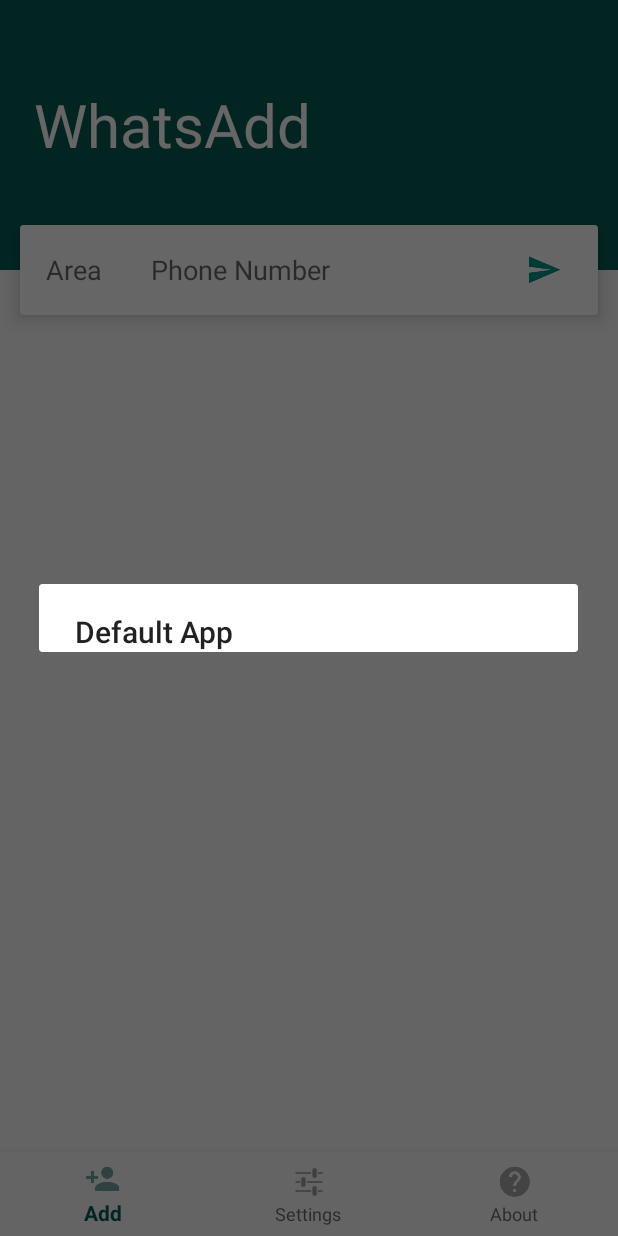
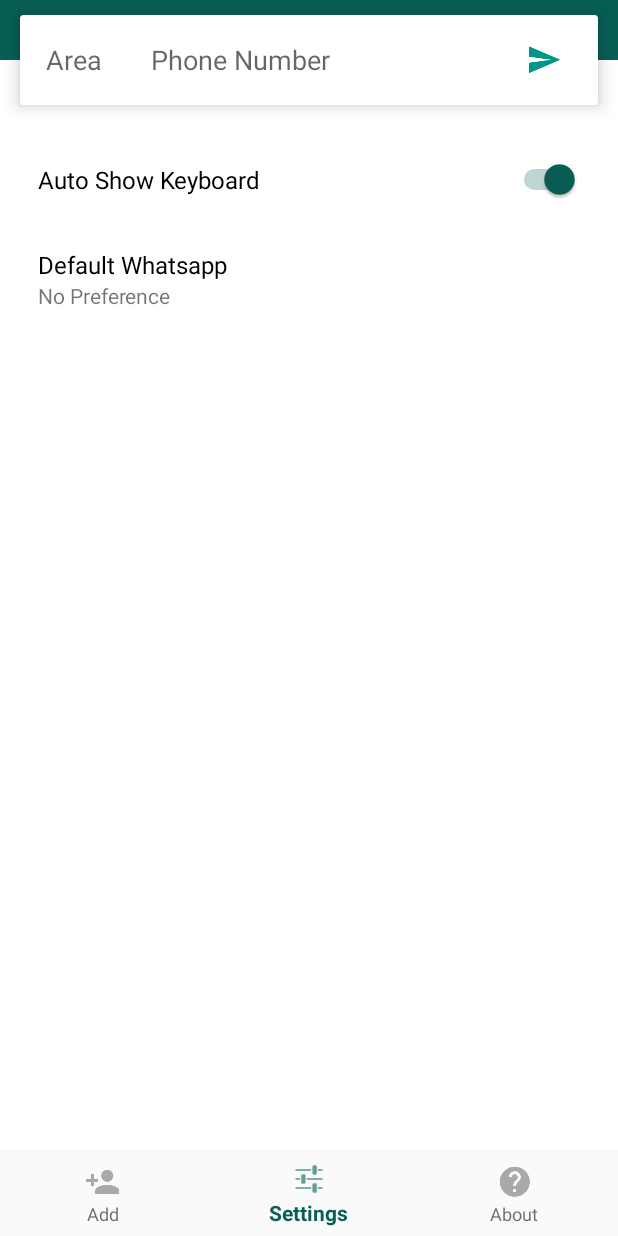
Before and after one commit to louislam/whatsadd, an Android app: the screen it shows after launch (KotlinMainActivity), item 2 of the bottom bar chosen, on a phone screen of 412 x 824 dp. Run offline under Robolectric (Android 15) with nearby library versions, the phone set to English and light mode, and no system bars; libraries missing offline, so code that uses them is left out: net.louislam.android; 8 statements that could not run were skipped.

Commit message:
implement setting page

```diff
--- a/app-base/src/main/AndroidManifest.xml
+++ b/app-base/src/main/AndroidManifest.xml
@@ -11,7 +11,8 @@
         <activity
             android:name=".KotlinMainActivity"
             android:label="@string/app_name"
-            android:theme="@style/AppTheme.NoActionBar">
+            android:theme="@style/AppTheme.NoActionBar"
+            >
             <intent-filter>
                 <action android:name="android.intent.action.MAIN" />
 
@@ -34,7 +35,6 @@
                 android:name="default-url"
                 android:value="https://whats.louislam.net" />
         </activity>
-        <activity android:name=".MainActivity"></activity>
     </application>
 
 </manifest>
--- a/app-base/src/main/java/net/louislam/whatsadd/KotlinMainActivity.kt
+++ b/app-base/src/main/java/net/louislam/whatsadd/KotlinMainActivity.kt
@@ -1,5 +1,8 @@
 package net.louislam.whatsadd
 
+import android.animation.Animator
+import android.animation.AnimatorListenerAdapter
+import android.animation.ObjectAnimator
 import android.content.ActivityNotFoundException
 import android.content.ComponentName
 import android.content.Context
@@ -15,24 +18,25 @@ import android.util.DisplayMetrics
 import android.util.Log
 import android.view.View
 import android.view.inputmethod.EditorInfo
-import android.widget.AbsListView
-import android.widget.RelativeLayout
 import android.widget.Toast
 import kotlinx.android.synthetic.main.activity_main.*
+import kotlinx.android.synthetic.main.setting_page.*
 import net.louislam.android.L
 import java.io.UnsupportedEncodingException
-import java.lang.Thread.sleep
 import java.net.URLEncoder
 import java.util.*
 
 class KotlinMainActivity : MainActivity() {
     lateinit var historyAdapter : HistoryAdapter
-
+    var maxOffset : Float = 0F;
+    var currentPage = "add"
 
     override fun onCreate(savedInstanceState: Bundle?) {
         super.onCreate(savedInstanceState)
 
+        settingView.visibility = View.GONE
 
+        maxOffset = convertDpToPixel(-140F, this@KotlinMainActivity);
 
         number.setOnEditorActionListener { _, actionID, _ ->
             if (actionID == EditorInfo.IME_ACTION_DONE) {
@@ -52,43 +56,33 @@ class KotlinMainActivity : MainActivity() {
         historyRecycleView.layoutManager = LinearLayoutManager(this)
         historyRecycleView.addOnScrollListener(object : RecyclerView.OnScrollListener() {
             override fun onScrollStateChanged(recyclerView: RecyclerView, scrollState: Int) {
-                L.log("Scroll Status: $scrollState")
-
-
+                //L.log("Scroll Status: $scrollState")
             }
 
             override fun onScrolled(recyclerView: RecyclerView, dx: Int, dy: Int) {
                 L.log("Scroll (dx,dy): ($dx,$dy)")
 
-                var fixedDY : Float;
+                val fixedDY : Float;
 
-                var max = convertDpToPixel(-140F, this@KotlinMainActivity);
-
-                if (toolbar.translationY - dy < max) {
-                    fixedDY = max;
+                if (toolbar.translationY - dy < maxOffset) {
+                    fixedDY = maxOffset;
                 } else if (toolbar.translationY - dy > 0) {
                     fixedDY = 0F;
                 } else {
                     fixedDY = toolbar.translationY - dy;
                 }
 
-                toolbar.translationY = fixedDY
-                titleView.translationY = fixedDY
-                cardView.translationY = fixedDY
-              //  historyAdapter.spaceView!!.height = 1000
-
-          //      val layoutParams = historyRecycleView.layoutParams as RelativeLayout.LayoutParams
-       //         layoutParams.topMargin = fixedDY.toInt() + convertDpToPixel(180F, this@KotlinMainActivity).toInt();
-          //      historyRecycleView.layoutParams = layoutParams
-                L.log("Toolbar Scroll: ${toolbar.translationY }")
-                val topMargin = (historyRecycleView.layoutParams as RelativeLayout.LayoutParams).topMargin;
-                L.log("HistoryView Scroll: ${topMargin}")
+                setHeaderOffset(fixedDY)
+                //L.log("Toolbar Scroll: ${toolbar.translationY }")
+                //val topMargin = (historyRecycleView.layoutParams as RelativeLayout.LayoutParams).topMargin;
+                //L.log("HistoryView Scroll: ${topMargin}")
             }
         })
 
         historyRecycleView.addOnLayoutChangeListener{ view: View, i: Int, i1: Int, i2: Int, i3: Int, i4: Int, i5: Int, i6: Int, i7: Int ->
-            if (historyAdapter.itemCount <= 5)
+            if (historyAdapter.itemCount <= 5 && currentPage == "add") {
                 resetPosition()
+            }
         }
 
         historyAdapter = HistoryAdapter(this)
@@ -104,12 +98,55 @@ class KotlinMainActivity : MainActivity() {
         val itemTouchHelper = ItemTouchHelper(swipeHandler)
         itemTouchHelper.attachToRecyclerView(historyRecycleView)
 
+        settingView.animate().setListener(object : AnimatorListenerAdapter() {
+            override fun onAnimationEnd(animation: Animator?) {
+                super.onAnimationEnd(animation)
+                if (currentPage == "add") {
+                    settingView.visibility = View.GONE
+                }
+            }
+        });
+
+        defaultWhatsappButton.setOnClickListener {
+            showDefaultWhatsappDialog()
+        }
+    }
+
+    fun setHeaderOffset(value : Float) {
+        toolbar.translationY = value
+        titleView.translationY = value
+        cardView.translationY = value
+    }
+
+    fun setHeaderOffsetWithAnimation(value : Float) {
+        val time = 200L
+        ObjectAnimator.ofFloat(toolbar, "translationY", value).setDuration(time).start()
+        ObjectAnimator.ofFloat(titleView, "translationY", value).setDuration(time).start()
+        ObjectAnimator.ofFloat(cardView, "translationY", value).setDuration(time).start()
     }
 
     fun resetPosition() {
-        toolbar.translationY = 0F
-        titleView.translationY = 0F
-        cardView.translationY = 0F
+        setHeaderOffsetWithAnimation(0F)
+    }
+
+    override fun openSettingPage() {
+        currentPage = "setting"
+        MainActivity.hideKeyboard(this)
+        setHeaderOffsetWithAnimation(maxOffset)
+        settingView.visibility = View.VISIBLE
+
+        settingView.animate()
+                .alpha(1f)
+                .setDuration(200)
+    }
+
+    override fun openAddPage() {
+        currentPage = "add"
+        setHeaderOffsetWithAnimation(0F)
+
+        settingView.animate()
+            .alpha(0.0f)
+            .setDuration(200)
     }
 
     fun convertDpToPixel(dp: Float, context: Context): Float {
@@ -136,6 +173,8 @@ class KotlinMainActivity : MainActivity() {
         }.start()
 
     }
+
+
 
     override fun openWhatsApp(packageName: String) {
         val areaCodeString = areaCode.text.toString().trim { it <= ' ' }
--- a/app-base/src/main/java/net/louislam/whatsadd/MainActivity.java
+++ b/app-base/src/main/java/net/louislam/whatsadd/MainActivity.java
@@ -1,5 +1,6 @@
 package net.louislam.whatsadd;
 
+import android.app.Activity;
 import android.app.AlertDialog;
 import android.content.ActivityNotFoundException;
 import android.content.ComponentName;
@@ -19,13 +20,17 @@ import android.util.Log;
 import android.view.KeyEvent;
 import android.view.MenuItem;
 import android.view.View;
+import android.view.inputmethod.InputMethodManager;
+import android.widget.CompoundButton;
 import android.widget.EditText;
 import android.widget.ImageButton;
+import android.widget.Switch;
 import android.widget.TextView;
 import android.widget.Toast;
 
 import net.louislam.android.InputListener;
 import net.louislam.android.L;
+import net.louislam.android.LStorage;
 
 import java.io.UnsupportedEncodingException;
 import java.net.URLEncoder;
@@ -43,8 +48,15 @@ public abstract class MainActivity extends AppCompatActivity implements DialogIn
     protected EditText areaCode;
     protected EditText number;
     protected ImageButton button;
+    protected TextView currentDefaultWhatsapp;
+    protected Switch showKeyboardSwitch;
+
+    protected boolean autoShowKeyboard = true;
 
     protected boolean again = false;
+
+    // Strings to Show In Dialog with Radio Buttons
+    CharSequence[] options;
 
     @Override
     protected void onCreate(Bundle savedInstanceState) {
@@ -54,11 +66,19 @@ public abstract class MainActivity extends AppCompatActivity implements DialogIn
         toolbar.setTitle("");
         setSupportActionBar(toolbar);
 
+        options = new CharSequence[]{
+                "WhatsApp",
+                "WhatsApp Business",
+                getString(R.string.always_ask)
+        };
+
         //L.alert(this, Locale.getDefault().getDisplayLanguage());
 
         areaCode = findViewById(R.id.areaCode);
         number = findViewById(R.id.number);
         button = findViewById(R.id.button);
+        currentDefaultWhatsapp = findViewById(R.id.currentDefaultWhatsapp);
+        showKeyboardSwitch = findViewById(R.id.showKeyboardSwitch);
 
         number.setOnKeyListener(new View.OnKeyListener() {
             @Override
@@ -92,9 +112,22 @@ public abstract class MainActivity extends AppCompatActivity implements DialogIn
 
         String defaultApp = L.getString(MainActivity.this, "defaultApp");
 
+
         if (defaultApp == null) {
-            L.storeString(MainActivity.this, "defaultApp", "2");
+            defaultApp = "2";
+            L.storeString(MainActivity.this, "defaultApp", defaultApp);
         }
+
+        autoShowKeyboard = LStorage.getBoolean(MainActivity.this, "autoShowKeyboard");
+        currentDefaultWhatsapp.setText(options[Integer.parseInt(defaultApp)]);
+
+        showKeyboardSwitch.setChecked(autoShowKeyboard);
+        showKeyboardSwitch.setOnCheckedChangeListener(new CompoundButton.OnCheckedChangeListener() {
+            public void onCheckedChanged(CompoundButton buttonView, boolean isChecked) {
+                autoShowKeyboard = isChecked;
+                LStorage.store(MainActivity.this, "autoShowKeyboard", autoShowKeyboard);
+            }
+        });
 
         String areaCodeDefault = L.getString(MainActivity.this, "areaCode");
 
@@ -103,7 +136,12 @@ public abstract class MainActivity extends AppCompatActivity implements DialogIn
         }
 
         areaCode.setText(areaCodeDefault);
+
+        L.log("Auto Show Keyboard:" + autoShowKeyboard);
+        if (autoShowKeyboard) {
             number.requestFocus();
+        }
+
 
         button.setOnClickListener(new View.OnClickListener() {
             @Override
@@ -187,9 +225,11 @@ public abstract class MainActivity extends AppCompatActivity implements DialogIn
                     ((TextView) b.findViewById(android.R.id.message)).setMovementMethod(LinkMovementMethod.getInstance());
                     return false;
                 } else if (item.getItemId() == R.id.navigation_settings) {
-                showSettingDialog();
-                return false;
+                    //showDefaultWhatsappDialog();
+                    openSettingPage();
+                    return true;
                 } else {
+                    openAddPage();
                     return true;
                 }
 
@@ -197,6 +237,9 @@ public abstract class MainActivity extends AppCompatActivity implements DialogIn
         });
 
     }
+
+    public abstract void openSettingPage();
+    public abstract void openAddPage();
 
     public abstract void openWhatsApp(String packageName);
 
@@ -214,15 +257,13 @@ public abstract class MainActivity extends AppCompatActivity implements DialogIn
         askDialog.show();
     }
 
-    public void showSettingDialog() {
+    public void showDefaultWhatsappDialog() {
 
-        // Strings to Show In Dialog with Radio Buttons
-        final CharSequence[] items = {"WhatsApp","WhatsApp Business", getString(R.string.always_ask)};
 
         // Creating and Building the Dialog
         AlertDialog.Builder builder = new AlertDialog.Builder(this);
         builder.setTitle(R.string.default_app);
-        builder.setSingleChoiceItems(items, Integer.parseInt(L.getString(this, "defaultApp")), this);
+        builder.setSingleChoiceItems(options, Integer.parseInt(L.getString(this, "defaultApp")), this);
 
         settingDialog = builder.create();
         settingDialog.show();
@@ -254,6 +295,7 @@ public abstract class MainActivity extends AppCompatActivity implements DialogIn
             }
 
             if (installedApp) {
+                currentDefaultWhatsapp.setText(options[item]);
                 L.storeString(MainActivity.this, "defaultApp", "" + item);
             } else {
                 L.alert(this, getString(R.string.app_not_installed));
@@ -282,4 +324,15 @@ public abstract class MainActivity extends AppCompatActivity implements DialogIn
         }
     }
 
+    public static void hideKeyboard(Activity activity) {
+        InputMethodManager imm = (InputMethodManager) activity.getSystemService(Activity.INPUT_METHOD_SERVICE);
+        //Find the currently focused view, so we can grab the correct window token from it.
+        View view = activity.getCurrentFocus();
+        //If no view currently has focus, create a new one, just so we can grab a window token from it
+        if (view == null) {
+            view = new View(activity);
         }
+        imm.hideSoftInputFromWindow(view.getWindowToken(), 0);
+    }
+
+}
--- a/app-base/src/main/res/layout/activity_main.xml
+++ b/app-base/src/main/res/layout/activity_main.xml
@@ -33,6 +33,11 @@
             android:layout_marginBottom="55dp"
             >
         </android.support.v7.widget.RecyclerView>
+
+        <!-- Setting -->
+        <include layout="@layout/setting_page" />
+
+
 
         <android.support.v7.widget.Toolbar
             android:id="@+id/toolbar"
@@ -125,6 +130,7 @@
 
     </RelativeLayout>
 
+    <!-- Bottom Bar -->
     <android.support.design.widget.BottomNavigationView
         android:id="@+id/navigation"
         android:layout_width="match_parent"
--- /dev/null
+++ b/app-base/src/main/res/layout/setting_page.xml
@@ -0,0 +1,73 @@
+<?xml version="1.0" encoding="utf-8"?>
+<LinearLayout xmlns:android="http://schemas.android.com/apk/res/android"
+    android:id="@+id/settingView"
+    android:layout_width="match_parent"
+    android:layout_height="match_parent"
+    android:layout_marginStart="0dp"
+    android:layout_marginTop="40dp"
+    android:layout_marginEnd="0dp"
+    android:layout_marginBottom="55dp"
+    android:background="@android:color/white"
+    android:clickable="true"
+    android:focusable="true"
+    android:orientation="vertical"
+    android:visibility="visible">
+
+    <LinearLayout
+        android:layout_width="match_parent"
+        android:layout_height="60dp"
+        android:layout_marginTop="50dp"
+        android:gravity="center"
+        android:orientation="horizontal"
+        android:background="@drawable/ripple_rect"
+        android:clickable="true"
+        android:focusable="true"
+        >
+
+        <Switch
+            android:id="@+id/showKeyboardSwitch"
+            android:layout_width="wrap_content"
+            android:layout_height="wrap_content"
+            android:layout_marginStart="25dp"
+            android:layout_marginEnd="25dp"
+            android:textSize="16dp"
+            android:layout_weight="1"
+            android:text="@string/auto_show_keyboard" />
+
+    </LinearLayout>
+
+    <LinearLayout
+        android:id="@+id/defaultWhatsappButton"
+        android:layout_width="match_parent"
+        android:layout_height="wrap_content"
+        android:background="@drawable/ripple_rect"
+        android:clickable="true"
+        android:focusable="true"
+        android:gravity="left"
+        android:orientation="vertical"
+        android:paddingTop="15dp"
+        android:paddingBottom="15dp">
+
+        <TextView
+            android:id="@+id/textView3"
+            android:layout_width="wrap_content"
+            android:layout_height="wrap_content"
+
+            android:layout_marginStart="25dp"
+            android:layout_marginEnd="25dp"
+            android:layout_weight="1"
+            android:text="@string/default_whatsapp"
+            android:textColor="@android:color/black"
+            android:textSize="16dp" />
+
+        <TextView
+            android:id="@+id/currentDefaultWhatsapp"
+            android:layout_width="wrap_content"
+            android:layout_height="wrap_content"
+
+            android:layout_marginStart="25dp"
+            android:layout_marginEnd="25dp"
+            android:layout_weight="1"
+            android:text="@string/no_preference" />
+    </LinearLayout>
+</LinearLayout>
--- a/app-base/src/main/res/values/strings.xml
+++ b/app-base/src/main/res/values/strings.xml
@@ -15,4 +15,7 @@
     <string name="default_app">Default App</string>
     <string name="choose_app">Choose App</string>
     <string name="input_alias">Alias name for </string>
+    <string name="no_preference">No Preference</string>
+    <string name="default_whatsapp">Default Whatsapp</string>
+    <string name="auto_show_keyboard">Auto Show Keyboard</string>
 </resources>
```
Also changed, not shown: 3 other files. Lines whose indentation alone changed are shown as unchanged.
